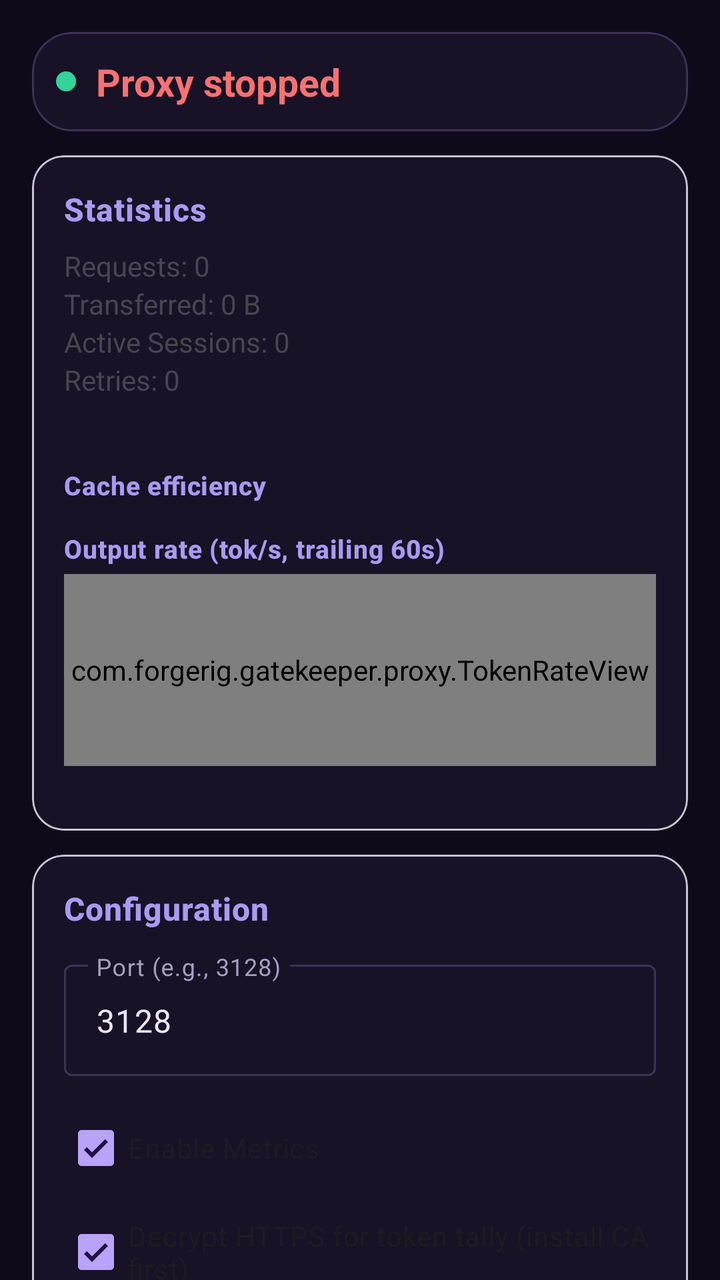
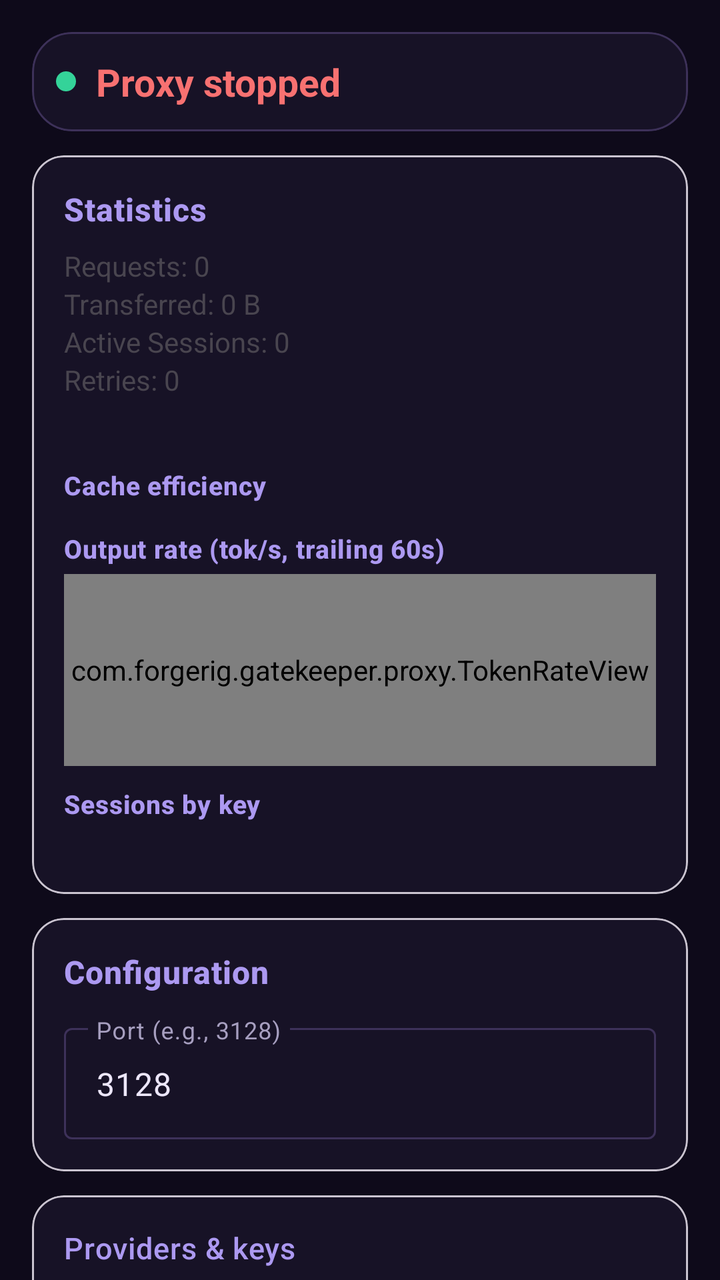

Screens rendered from an Android XML layout before and after an edit, with the pre-edit source and the edit as a unified diff.
<!-- AndroidManifest.xml: activity theme Theme.ProxyApp.NoActionBar -->
<!-- res/layout/activity_main.xml -->
<?xml version="1.0" encoding="utf-8"?>
<androidx.constraintlayout.widget.ConstraintLayout
    xmlns:android="http://schemas.android.com/apk/res/android"
    xmlns:app="http://schemas.android.com/apk/res-auto"
    xmlns:tools="http://schemas.android.com/tools"
    android:layout_width="match_parent"
    android:layout_height="match_parent"
    android:fitsSystemWindows="true"
    tools:context=".MainActivity">

    <androidx.core.widget.NestedScrollView
        android:layout_width="match_parent"
        android:layout_height="0dp"
        android:fillViewport="true"
        app:layout_constraintBottom_toBottomOf="parent"
        app:layout_constraintTop_toTopOf="parent"
        app:layout_constraintStart_toStartOf="parent"
        app:layout_constraintEnd_toEndOf="parent">

        <LinearLayout
            android:layout_width="match_parent"
            android:layout_height="wrap_content"
            android:orientation="vertical"
            android:padding="16dp">

            <com.google.android.material.card.MaterialCardView
                android:id="@+id/statusCard"
                android:layout_width="match_parent"
                android:layout_height="wrap_content"
                android:layout_marginBottom="12dp"
                app:cardCornerRadius="20dp"
                app:strokeWidth="1dp"
                app:strokeColor="@color/outline"
                app:cardBackgroundColor="@color/surface">

                <LinearLayout
                    android:layout_width="match_parent"
                    android:layout_height="wrap_content"
                    android:orientation="vertical"
                    android:padding="12dp">

                    <LinearLayout
                        android:layout_width="match_parent"
                        android:layout_height="wrap_content"
                        android:orientation="horizontal"
                        android:gravity="center_vertical">

                        <View
                            android:id="@+id/statusDot"
                            android:layout_width="10dp"
                            android:layout_height="10dp"
                            android:layout_marginEnd="10dp"
                            android:background="@drawable/status_dot" />

                        <TextView
                            android:id="@+id/statusText"
                            android:layout_width="0dp"
                            android:layout_height="wrap_content"
                            android:layout_weight="1"
                            android:text="@string/proxy_stopped"
                            android:textSize="19sp"
                            android:textStyle="bold"
                            android:textColor="@color/red" />
                    </LinearLayout>

                    <TextView
                        android:id="@+id/portText"
                        android:layout_width="match_parent"
                        android:layout_height="wrap_content"
                        android:text=""
                        android:textSize="13sp"
                        android:gravity="center"
                        android:layout_marginTop="4dp"
                        android:textColor="@color/purple_200"
                        android:visibility="gone"/>

                    <TextView
                        android:id="@+id/upstreamText"
                        android:layout_width="match_parent"
                        android:layout_height="wrap_content"
                        android:text=""
                        android:textSize="12sp"
                        android:gravity="center"
                        android:layout_marginTop="2dp"
                        android:visibility="gone"/>
                </LinearLayout>
            </com.google.android.material.card.MaterialCardView>

            <com.google.android.material.card.MaterialCardView
                android:id="@+id/statsCard"
                android:layout_width="match_parent"
                android:layout_height="wrap_content"
                app:cardBackgroundColor="@color/surface"
                android:layout_marginBottom="12dp"
                app:cardCornerRadius="16dp">

                <LinearLayout
                    android:layout_width="match_parent"
                    android:layout_height="wrap_content"
                    android:orientation="vertical"
                    android:padding="16dp">

                    <TextView
                        android:layout_width="match_parent"
                        android:layout_height="wrap_content"
                        android:text="Statistics"
                        android:textSize="16sp"
                        android:textStyle="bold"
                        style="@style/Text.SectionTitle"/>

                    <TextView
                        android:id="@+id/requestsText"
                        android:layout_width="match_parent"
                        android:layout_height="wrap_content"
                        android:text="Requests: 0"
                        android:layout_marginTop="8dp"/>

                    <TextView
                        android:id="@+id/bytesText"
                        android:layout_width="match_parent"
                        android:layout_height="wrap_content"
                        android:text="Transferred: 0 B"/>

                    <TextView
                        android:id="@+id/sessionsText"
                        android:layout_width="match_parent"
                        android:layout_height="wrap_content"
                        android:text="Active Sessions: 0"/>

                    <TextView
                        android:id="@+id/retriesText"
                        android:layout_width="match_parent"
                        android:layout_height="wrap_content"
                        android:text="Retries: 0"/>

                    <TableLayout
                        android:id="@+id/tokensTable"
                        android:layout_width="match_parent"
                        android:layout_height="wrap_content"
                        android:layout_marginTop="8dp"
                        android:stretchColumns="1,2,3,4"
                        android:shrinkColumns="0">
                    </TableLayout>

                    <TextView
                        android:id="@+id/tokensFooterText"
                        android:layout_width="match_parent"
                        android:layout_height="wrap_content"
                        android:textSize="12sp"
                        android:fontFamily="monospace"
                        android:textColor="@color/title_violet"
                        android:text=""/>

                    <TextView
                        android:layout_width="match_parent"
                        android:layout_height="wrap_content"
                        android:layout_marginTop="10dp"
                        android:text="Cache efficiency"
                        android:textSize="13sp"
                        android:textStyle="bold"
                        style="@style/Text.SectionTitle"/>

                    <LinearLayout
                        android:id="@+id/cacheChart"
                        android:layout_width="match_parent"
                        android:layout_height="wrap_content"
                        android:layout_marginTop="4dp"
                        android:orientation="vertical">
                    </LinearLayout>

                    <TextView
                        android:layout_width="match_parent"
                        android:layout_height="wrap_content"
                        android:layout_marginTop="10dp"
                        android:text="Output rate (tok/s, trailing 60s)"
                        android:textSize="13sp"
                        android:textStyle="bold"
                        style="@style/Text.SectionTitle"/>

                    <com.forgerig.gatekeeper.proxy.TokenRateView
                        android:id="@+id/rateChart"
                        android:layout_width="match_parent"
                        android:layout_height="96dp"
                        android:layout_marginTop="4dp"/>

                    <TextView
                        android:id="@+id/hostsText"
                        android:layout_width="match_parent"
                        android:layout_height="wrap_content"
                        android:textSize="12sp"
                        android:fontFamily="monospace"
                        android:text=""/>
                </LinearLayout>
            </com.google.android.material.card.MaterialCardView>

            <com.google.android.material.card.MaterialCardView
                android:id="@+id/configCard"
                android:layout_width="match_parent"
                android:layout_height="wrap_content"
                app:cardBackgroundColor="@color/surface"
                android:layout_marginBottom="12dp"
                app:cardCornerRadius="16dp">

                <LinearLayout
                    android:layout_width="match_parent"
                    android:layout_height="wrap_content"
                    android:orientation="vertical"
                    android:padding="16dp">

                    <TextView
                        android:layout_width="match_parent"
                        android:layout_height="wrap_content"
                        android:text="Configuration"
                        android:textSize="16sp"
                        android:textStyle="bold"
                        style="@style/Text.SectionTitle"/>

                    <com.google.android.material.textfield.TextInputLayout
                        android:layout_width="match_parent"
                        android:layout_height="wrap_content"
                        android:layout_marginTop="12dp"
                        android:hint="@string/port_hint"
                        style="@style/Widget.Material3.TextInputLayout.OutlinedBox">

                        <com.google.android.material.textfield.TextInputEditText
                            android:id="@+id/portInput"
                            android:layout_width="match_parent"
                            android:layout_height="wrap_content"
                            android:inputType="number"
                            android:text="3128"/>
                    </com.google.android.material.textfield.TextInputLayout>

                    <com.google.android.material.checkbox.MaterialCheckBox
                        android:id="@+id/metricsCheck"
                        android:layout_width="wrap_content"
                        android:layout_height="wrap_content"
                        android:layout_marginTop="12dp"
                        android:text="@string/metrics_enabled"
                        android:checked="true"/>

                    <com.google.android.material.checkbox.MaterialCheckBox
                        android:id="@+id/mitmCheck"
                        android:layout_width="wrap_content"
                        android:layout_height="wrap_content"
                        android:layout_marginTop="4dp"
                        android:text="@string/mitm_enabled"
                        android:checked="true"/>
                </LinearLayout>
            </com.google.android.material.card.MaterialCardView>

            <com.google.android.material.card.MaterialCardView
                android:id="@+id/providersCard"
                android:layout_width="match_parent"
                android:layout_height="wrap_content"
                android:layout_marginBottom="12dp"
                app:cardCornerRadius="16dp"
                app:cardBackgroundColor="@color/surface">

                <LinearLayout
                    android:layout_width="match_parent"
                    android:layout_height="wrap_content"
                    android:orientation="vertical"
                    android:padding="16dp">

                    <TextView
                        android:layout_width="match_parent"
                        android:layout_height="wrap_content"
                        style="@style/Text.SectionTitle"
                        android:text="@string/providers_title"/>

                    <TextView
                        android:layout_width="match_parent"
                        android:layout_height="wrap_content"
                        style="@style/Text.Hint"
                        android:layout_marginTop="4dp"
                        android:text="@string/providers_hint"/>

                    <TextView
                        android:id="@+id/providersSummaryText"
                        android:layout_width="match_parent"
                        android:layout_height="wrap_content"
                        android:layout_marginTop="8dp"
                        android:textSize="13sp"
                        android:fontFamily="monospace"
                        android:text="no providers configured"/>

                    <com.google.android.material.button.MaterialButton
                        android:id="@+id/addKeyButton"
                        android:layout_width="match_parent"
                        android:layout_height="wrap_content"
                        android:layout_marginTop="8dp"
                        android:text="@string/add_key"
                        style="@style/Widget.Material3.Button.TonalButton"/>

                    <LinearLayout
                        android:layout_width="match_parent"
                        android:layout_height="wrap_content"
                        android:orientation="horizontal"
                        android:layout_marginTop="8dp">

                        <com.google.android.material.button.MaterialButton
                            android:id="@+id/exportBackupButton"
                            android:layout_width="0dp"
                            android:layout_height="wrap_content"
                            android:layout_weight="1"
                            android:layout_marginEnd="4dp"
                            android:text="@string/export_backup"
                            style="@style/Widget.Material3.Button.OutlinedButton"/>

                        <com.google.android.material.button.MaterialButton
                            android:id="@+id/importBackupButton"
                            android:layout_width="0dp"
                            android:layout_height="wrap_content"
                            android:layout_weight="1"
                            android:layout_marginStart="4dp"
                            android:text="@string/import_backup"
                            style="@style/Widget.Material3.Button.OutlinedButton"/>
                    </LinearLayout>

                    <com.google.android.material.button.MaterialButton
                        android:id="@+id/exportCaButton"
                        android:layout_width="match_parent"
                        android:layout_height="wrap_content"
                        android:layout_marginTop="8dp"
                        android:text="@string/export_ca"
                        style="@style/Widget.Material3.Button.OutlinedButton"/>
                </LinearLayout>
            </com.google.android.material.card.MaterialCardView>

            <com.google.android.material.card.MaterialCardView
                android:id="@+id/eventsCard"
                android:layout_width="match_parent"
                android:layout_height="wrap_content"
                android:layout_marginBottom="12dp"
                app:cardCornerRadius="16dp"
                app:cardBackgroundColor="@color/surface">

                <LinearLayout
                    android:layout_width="match_parent"
                    android:layout_height="wrap_content"
                    android:orientation="vertical"
                    android:padding="16dp">

                    <TextView
                        android:layout_width="match_parent"
                        android:layout_height="wrap_content"
                        style="@style/Text.SectionTitle"
                        android:text="@string/events_title"/>

                    <ScrollView
                        android:id="@+id/eventsScrollView"
                        android:layout_width="match_parent"
                        android:layout_height="wrap_content"
                        android:maxHeight="220dp"
                        android:layout_marginTop="8dp"
                        android:background="@drawable/script_block_bg">

                        <TextView
                            android:id="@+id/eventsText"
                            android:layout_width="match_parent"
                            android:layout_height="wrap_content"
                            android:padding="10dp"
                            style="@style/Text.ScriptBlock"
                            android:text="No events yet — start the proxy."/>
                    </ScrollView>
                </LinearLayout>
            </com.google.android.material.card.MaterialCardView>

            <LinearLayout
                android:layout_width="match_parent"
                android:layout_height="wrap_content"
                android:orientation="horizontal"
                android:gravity="center"
                android:layout_marginTop="4dp">

                <com.google.android.material.button.MaterialButton
                    android:id="@+id/startStopButton"
                    android:layout_width="0dp"
                    android:layout_height="wrap_content"
                    android:layout_weight="1"
                    android:layout_marginEnd="8dp"
                    android:text="@string/start_proxy"
                    app:icon="@android:drawable/ic_media_play"/>

                <com.google.android.material.button.MaterialButton
                    android:id="@+id/exportButton"
                    android:layout_width="0dp"
                    android:layout_height="wrap_content"
                    android:layout_weight="1"
                    android:layout_marginStart="8dp"
                    android:text="@string/export_metrics"/>
            </LinearLayout>

            <com.google.android.material.button.MaterialButton
                android:id="@+id/clearButton"
                android:layout_width="match_parent"
                android:layout_height="wrap_content"
                android:layout_marginTop="8dp"
                android:text="@string/clear_metrics"
                style="@style/Widget.Material3.Button.OutlinedButton"/>

            <com.google.android.material.card.MaterialCardView
                android:id="@+id/setupScriptCard"
                android:layout_width="match_parent"
                android:layout_height="wrap_content"
                app:cardBackgroundColor="@color/surface"
                android:layout_marginTop="12dp"
                app:cardCornerRadius="16dp">

                <LinearLayout
                    android:layout_width="match_parent"
                    android:layout_height="wrap_content"
                    android:orientation="vertical"
                    android:padding="16dp">

                    <LinearLayout
                        android:id="@+id/setupScriptHeader"
                        android:layout_width="match_parent"
                        android:layout_height="wrap_content"
                        android:orientation="horizontal"
                        android:gravity="center_vertical"
                        android:clickable="true"
                        android:focusable="true">

                        <TextView
                            android:layout_width="0dp"
                            android:layout_height="wrap_content"
                            android:layout_weight="1"
                            android:text="@string/setup_script_title"
                            android:textSize="16sp"
                            android:textStyle="bold"
                            style="@style/Text.SectionTitle"/>

                        <ImageView
                            android:id="@+id/setupScriptExpandIcon"
                            android:layout_width="32dp"
                            android:layout_height="32dp"
                            android:padding="4dp"
                            android:src="@android:drawable/arrow_down_float"
                            android:contentDescription="@string/expand"/>
                    </LinearLayout>

                    <TextView
                        android:layout_width="match_parent"
                        android:layout_height="wrap_content"
                        android:text="@string/setup_script_hint"
                        style="@style/Text.Hint"
                        android:layout_marginTop="4dp"/>

                    <com.google.android.material.button.MaterialButton
                        android:id="@+id/copyScriptButton"
                        android:layout_width="wrap_content"
                        android:layout_height="wrap_content"
                        android:layout_marginTop="8dp"
                        android:text="@string/copy_setup_script"
                        app:icon="@android:drawable/ic_menu_save"
                        app:strokeWidth="1dp"
                        app:strokeColor="@color/outline"/>

                    <ScrollView
                        android:id="@+id/setupScriptScrollView"
                        android:layout_width="match_parent"
                        android:layout_height="wrap_content"
                        android:maxHeight="280dp"
                        android:layout_marginTop="8dp"
                        android:background="@drawable/script_block_bg"
                        android:visibility="gone">

                        <HorizontalScrollView
                            android:layout_width="match_parent"
                            android:layout_height="wrap_content">

                            <TextView
                                android:id="@+id/setupScriptText"
                                android:layout_width="wrap_content"
                                android:layout_height="wrap_content"
                                android:padding="10dp"
                                style="@style/Text.ScriptBlock"
                                android:textIsSelectable="true"/>
                        </HorizontalScrollView>
                    </ScrollView>
                </LinearLayout>
            </com.google.android.material.card.MaterialCardView>

            <com.google.android.material.card.MaterialCardView
                android:id="@+id/cleanupScriptCard"
                android:layout_width="match_parent"
                android:layout_height="wrap_content"
                app:cardBackgroundColor="@color/surface"
                android:layout_marginTop="12dp"
                android:layout_marginBottom="24dp"
                app:cardCornerRadius="16dp">

                <LinearLayout
                    android:layout_width="match_parent"
                    android:layout_height="wrap_content"
                    android:orientation="vertical"
                    android:padding="16dp">

                    <LinearLayout
                        android:id="@+id/cleanupScriptHeader"
                        android:layout_width="match_parent"
                        android:layout_height="wrap_content"
                        android:orientation="horizontal"
                        android:gravity="center_vertical"
                        android:clickable="true"
                        android:focusable="true">

                        <TextView
                            android:layout_width="0dp"
                            android:layout_height="wrap_content"
                            android:layout_weight="1"
                            android:text="@string/cleanup_script_title"
                            android:textSize="16sp"
                            android:textStyle="bold"
                            style="@style/Text.SectionTitle"/>

                        <ImageView
                            android:id="@+id/cleanupScriptExpandIcon"
                            android:layout_width="32dp"
                            android:layout_height="32dp"
                            android:padding="4dp"
                            android:src="@android:drawable/arrow_down_float"
                            android:contentDescription="@string/expand"/>
                    </LinearLayout>

                    <TextView
                        android:layout_width="match_parent"
                        android:layout_height="wrap_content"
                        android:text="@string/cleanup_script_hint"
                        style="@style/Text.Hint"
                        android:layout_marginTop="4dp"/>

                    <com.google.android.material.button.MaterialButton
                        android:id="@+id/copyCleanupButton"
                        android:layout_width="wrap_content"
                        android:layout_height="wrap_content"
                        android:layout_marginTop="8dp"
                        android:text="@string/copy_cleanup_script"
                        app:icon="@android:drawable/ic_menu_save"
                        app:strokeWidth="1dp"
                        app:strokeColor="@color/outline"/>

                    <ScrollView
                        android:id="@+id/cleanupScriptScrollView"
                        android:layout_width="match_parent"
                        android:layout_height="wrap_content"
                        android:maxHeight="280dp"
                        android:layout_marginTop="8dp"
                        android:background="@drawable/script_block_bg"
                        android:visibility="gone">

                        <HorizontalScrollView
                            android:layout_width="match_parent"
                            android:layout_height="wrap_content">

                            <TextView
                                android:id="@+id/cleanupScriptText"
                                android:layout_width="wrap_content"
                                android:layout_height="wrap_content"
                                android:padding="8dp"
                                android:textSize="11sp"
                                android:fontFamily="monospace"
                                android:textIsSelectable="true"/>
                        </HorizontalScrollView>
                    </ScrollView>
                </LinearLayout>
            </com.google.android.material.card.MaterialCardView>
        </LinearLayout>
    </androidx.core.widget.NestedScrollView>
</androidx.constraintlayout.widget.ConstraintLayout>
<!-- resources referenced by this layout -->
<resources>
  <color name="outline">#FF3D3159</color>
  <color name="purple_200">#FFB9A3F8</color>
  <color name="red">#FFF87171</color>
  <color name="surface">#FF171226</color>
  <color name="title_violet">#FFAC99F1</color>
  <!-- drawable script_block_bg (drawable) -->
  <?xml version="1.0" encoding="utf-8"?>
  <shape xmlns:android="http://schemas.android.com/apk/res/android"
      android:shape="rectangle">
      <solid android:color="@color/surface_high" />
      <stroke
          android:width="1dp"
          android:color="@color/outline_variant" />
      <corners android:radius="12dp" />
  </shape>
  <!-- drawable status_dot (drawable) -->
  <?xml version="1.0" encoding="utf-8"?>
  <shape xmlns:android="http://schemas.android.com/apk/res/android"
      android:shape="oval">
      <solid android:color="@color/status_running" />
      <size
          android:width="10dp"
          android:height="10dp" />
  </shape>
  <string name="add_key">Add key</string>
  <string name="cleanup_script_hint">Copy and paste into Termux / proot Ubuntu to remove proxy env, kill daemon, clear metrics.</string>
  <string name="cleanup_script_title">Terminal cleanup script</string>
  <string name="clear_metrics">Clear Metrics</string>
  <string name="copy_cleanup_script">Copy cleanup script</string>
  <string name="copy_setup_script">Copy setup script</string>
  <string name="events_title">Recent events</string>
  <string name="expand">Expand</string>
  <string name="export_backup">Export backup</string>
  <string name="export_ca">Export MITM CA</string>
  <string name="export_metrics">Export Metrics</string>
  <string name="import_backup">Import backup</string>
  <string name="metrics_enabled">Enable Metrics</string>
  <string name="mitm_enabled">Decrypt HTTPS for token tally (install CA first)</string>
  <string name="port_hint">Port (e.g., 3128)</string>
  <string name="providers_hint">Providers are built in — just add keys. The proxy injects the active key per provider and rolls over on 429/401. Secrets stay encrypted on-device.</string>
  <string name="providers_title">Providers &amp; keys</string>
  <string name="proxy_stopped">Proxy stopped</string>
  <string name="setup_script_hint">Copy and paste into Termux / proot Ubuntu to route opencode through this proxy.</string>
  <string name="setup_script_title">Terminal setup script</string>
  <string name="start_proxy">Start Proxy</string>
  <style name="Text.Hint" parent="TextAppearance.Material3.BodySmall">
          <item name="android:textColor">@color/hint_text</item>
      </style>
  <style name="Text.ScriptBlock" parent="TextAppearance.Material3.BodySmall">
          <item name="android:textColor">@color/on_surface</item>
          <item name="android:fontFamily">monospace</item>
          <item name="android:textSize">11sp</item>
      </style>
  <style name="Text.SectionTitle" parent="TextAppearance.Material3.TitleMedium">
          <item name="android:textColor">@color/title_violet</item>
          <item name="android:textSize">15sp</item>
          <item name="android:letterSpacing">0.02</item>
      </style>
  <style name="Theme.ProxyApp.NoActionBar">
          <item name="windowActionBar">false</item>
          <item name="windowNoTitle">true</item>
      </style>
  <color name="surface_high">#FF241B3D</color>
  <color name="outline_variant">#FF2C2342</color>
  <color name="status_running">#FF34D399</color>
  <color name="hint_text">#FFA79FC0</color>
  <color name="on_surface">#FFEDE7FB</color>
</resources>

<!-- the commit's change to res/layout/activity_main.xml (unified diff, before → after) -->
@@ -184,6 +184,23 @@
                         android:layout_marginTop="4dp"/>
 
                     <TextView
+                        android:layout_width="match_parent"
+                        android:layout_height="wrap_content"
+                        android:layout_marginTop="10dp"
+                        android:text="Sessions by key"
+                        android:textSize="13sp"
+                        android:textStyle="bold"
+                        style="@style/Text.SectionTitle"/>
+
+                    <LinearLayout
+                        android:id="@+id/sessionsList"
+                        android:layout_width="match_parent"
+                        android:layout_height="wrap_content"
+                        android:layout_marginTop="4dp"
+                        android:orientation="vertical">
+                    </LinearLayout>
+
+                    <TextView
                         android:id="@+id/hostsText"
                         android:layout_width="match_parent"
                         android:layout_height="wrap_content"
@@ -229,22 +246,6 @@
                             android:inputType="number"
                             android:text="3128"/>
                     </com.google.android.material.textfield.TextInputLayout>
-
-                    <com.google.android.material.checkbox.MaterialCheckBox
-                        android:id="@+id/metricsCheck"
-                        android:layout_width="wrap_content"
-                        android:layout_height="wrap_content"
-                        android:layout_marginTop="12dp"
-                        android:text="@string/metrics_enabled"
-                        android:checked="true"/>
-
-                    <com.google.android.material.checkbox.MaterialCheckBox
-                        android:id="@+id/mitmCheck"
-                        android:layout_width="wrap_content"
-                        android:layout_height="wrap_content"
-                        android:layout_marginTop="4dp"
-                        android:text="@string/mitm_enabled"
-                        android:checked="true"/>
                 </LinearLayout>
             </com.google.android.material.card.MaterialCardView>
 
<!-- resource entries referenced after the edit -->
@@ -36,8 +36,6 @@
   <string name="export_ca">Export MITM CA</string>
   <string name="export_metrics">Export Metrics</string>
   <string name="import_backup">Import backup</string>
-  <string name="metrics_enabled">Enable Metrics</string>
-  <string name="mitm_enabled">Decrypt HTTPS for token tally (install CA first)</string>
   <string name="port_hint">Port (e.g., 3128)</string>
   <string name="providers_hint">Providers are built in — just add keys. The proxy injects the active key per provider and rolls over on 429/401. Secrets stay encrypted on-device.</string>
   <string name="providers_title">Providers &amp; keys</string>
